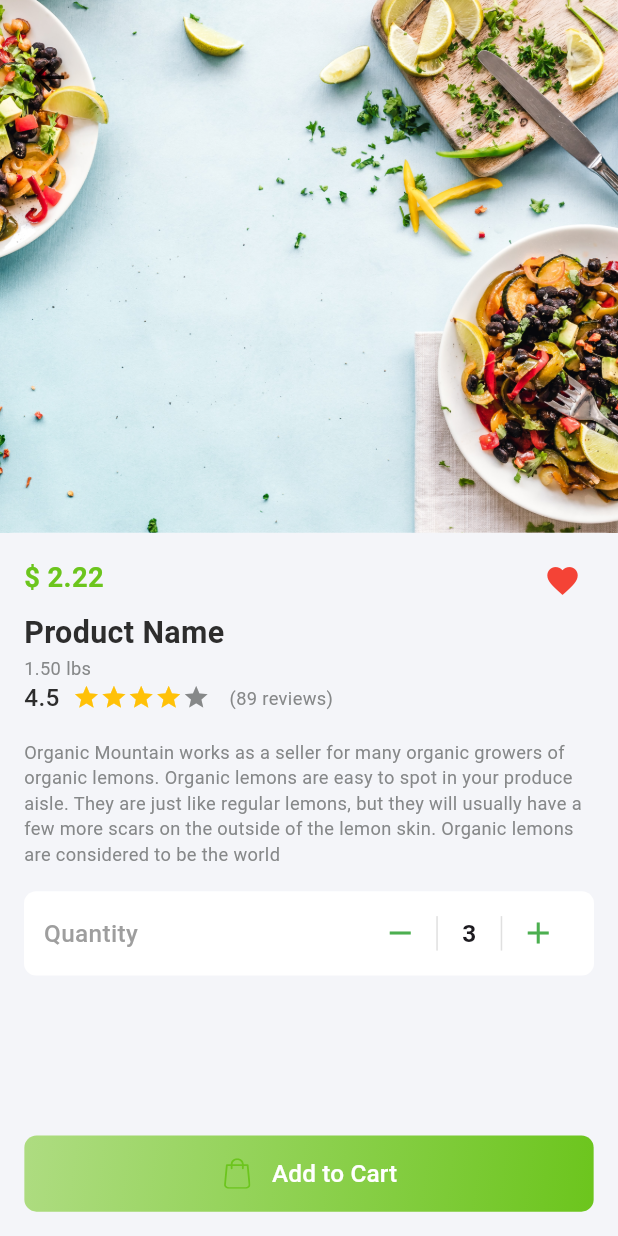
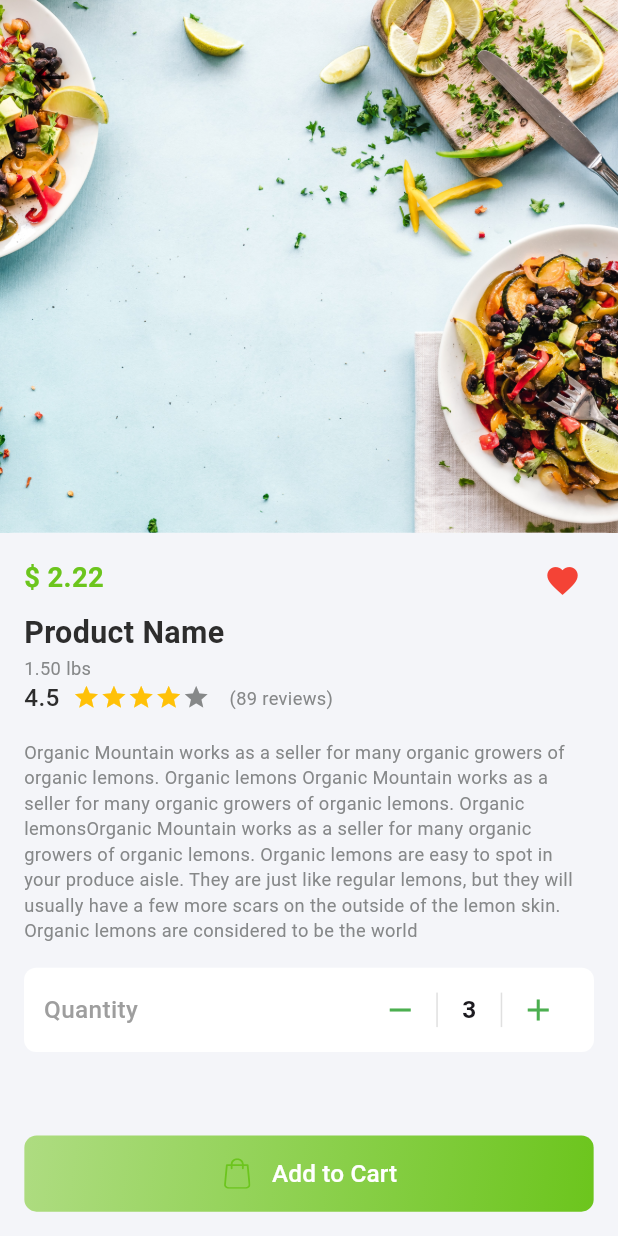
Before and after one commit to MOHAMD-ASHRAF/big_cart, a Flutter app: the ProductDetailsPage screen opened by its route, on a phone screen of 412 x 824 dp. Run offline on Flutter 3.47's test engine with Material 3 defaults, Android fonts, the phone set to English and light mode, and no system bars; our stand-ins replace flutter_screenutil, flutter_svg, flutter_switch, google_fonts; Roboto replaces fonts that are missing (Cairo).

Commit message:
last refactor today

```diff
--- a/lib/features/home/ui/pages/product_details.dart
+++ b/lib/features/home/ui/pages/product_details.dart
@@ -112,7 +112,7 @@ class ProductDetailsPage extends StatelessWidget {
                     ),
                     SizedBox(height: 16.h),
                     Text(
-                      'Organic Mountain works as a seller for many organic growers of organic lemons. Organic lemons are easy to spot in your produce aisle. They are just like regular lemons, but they will usually have a few more scars on the outside of the lemon skin. Organic lemons are considered to be the world',
+                      'Organic Mountain works as a seller for many organic growers of organic lemons. Organic lemons Organic Mountain works as a seller for many organic growers of organic lemons. Organic lemonsOrganic Mountain works as a seller for many organic growers of organic lemons. Organic lemons are easy to spot in your produce aisle. They are just like regular lemons, but they will usually have a few more scars on the outside of the lemon skin. Organic lemons are considered to be the world',
                       style: AppTextStyles.font12GrayCairoRegular,
                     ),
                     SizedBox(height: 16.h),
```
